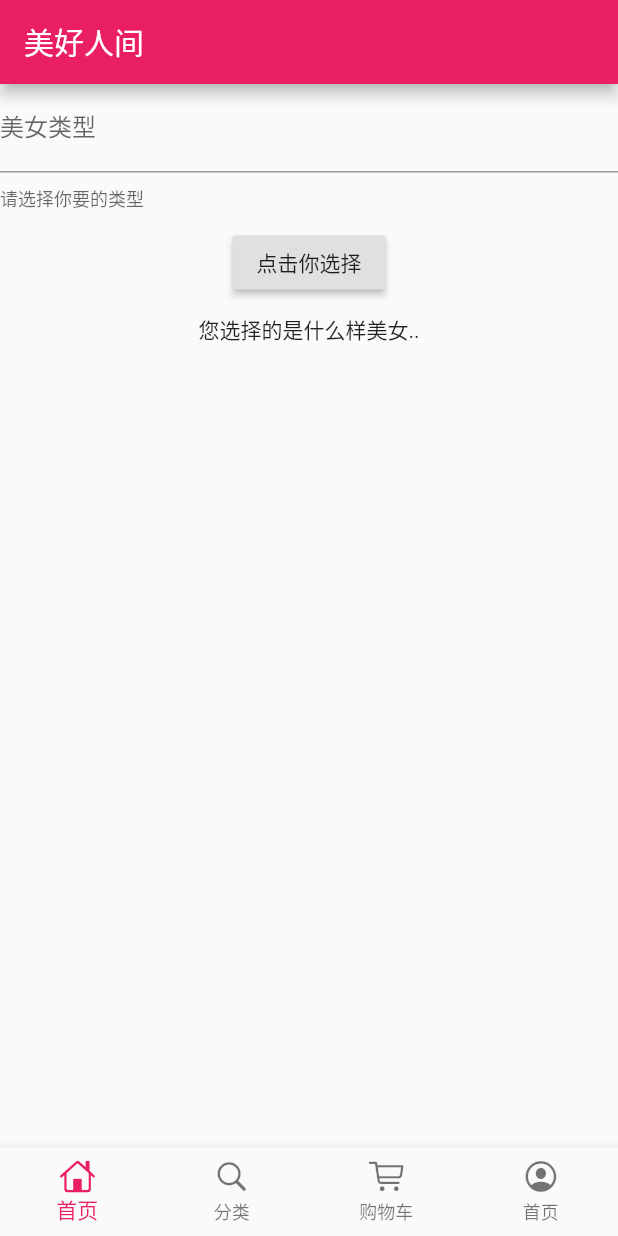
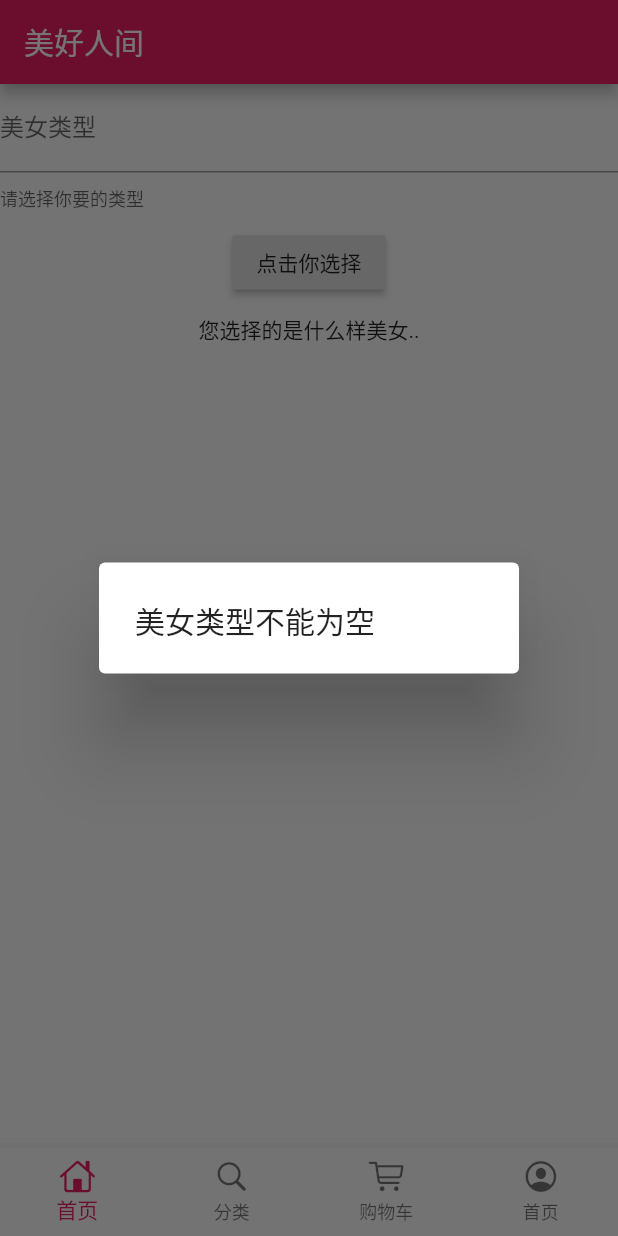
Before and after one commit to maoai-xianyu/flutter_shop_mall, a Flutter app: the screen it shows after launch, after a tap on "点击你选择", on a phone screen of 412 x 824 dp. Run offline on Flutter 3.47's test engine with Material 2 defaults, Android fonts, the phone set to English and light mode, and no system bars; our stand-ins replace dio.

Commit message:
添加空的提示

```diff
--- a/lib/pages/home_page.dart
+++ b/lib/pages/home_page.dart
@@ -72,6 +72,10 @@ class _HomePageState extends State<HomePage> {
     debugPrint('点击选择美女');
     var typeText = textEditingController.text.toString();
     if (typeText == '') {
+      showDialog(
+        context: context,
+        builder: (context) => AlertDialog(title: Text('美女类型不能为空')),
+      );
     } else {
       getHttp(typeText).then((value) {
         setState(() {
```
